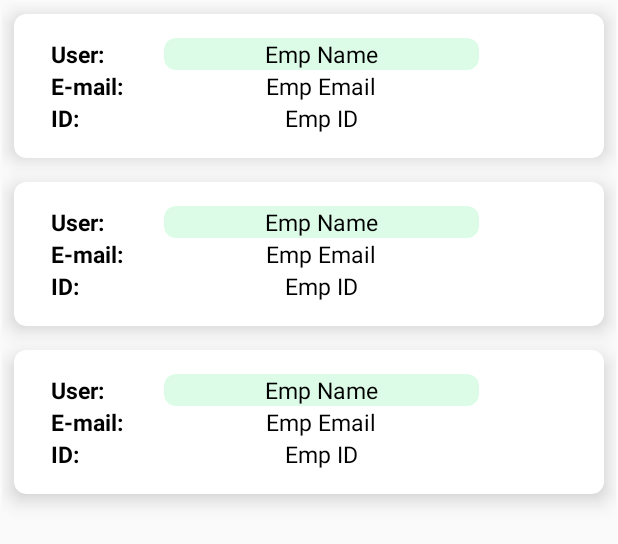
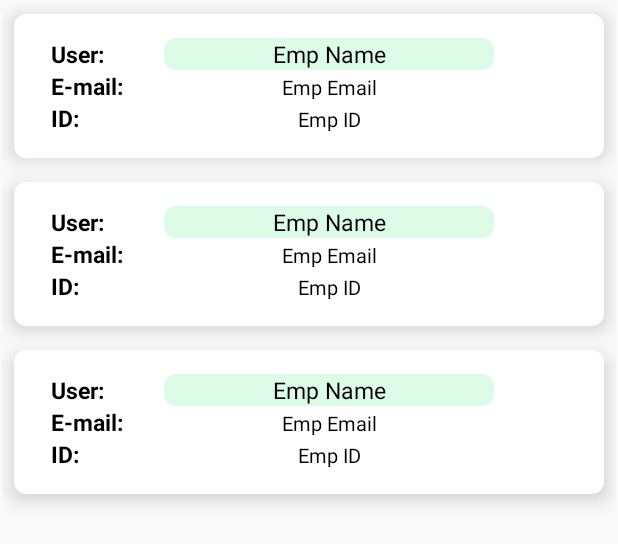
Before and after one commit to theualves/ProjetoAndroidStudioKotlin, an Android app: the layout activity_lista_usuario.xml on its own in the app's theme, with its tools: preview values and no code run, on a phone screen of 412 x 824 dp. Shown: the top 544 px of the screen. Run offline under Robolectric (Android 15) with nearby library versions, the phone set to English and light mode, and no system bars.

Commit message:
Pequenas mudanças nas emp_list

```diff
--- a/app/src/main/res/layout/emp_list_item.xml
+++ b/app/src/main/res/layout/emp_list_item.xml
@@ -29,7 +29,7 @@
 
             <TextView
                 android:id="@+id/tvEmpName"
-                android:layout_width="210dp"
+                android:layout_width="220dp"
                 android:layout_height="wrap_content"
                 android:gravity="center"
                 android:text="Emp Name"
@@ -55,12 +55,12 @@
 
             <TextView
                 android:id="@+id/tvEmpEmail"
-                android:layout_width="210dp"
+                android:layout_width="220dp"
                 android:layout_height="wrap_content"
                 android:gravity="center"
                 android:text="Emp Email"
                 android:textColor="@color/black"
-                android:textSize="15sp" />
+                android:textSize="13sp" />
 
         </LinearLayout>
 
@@ -80,12 +80,12 @@
 
             <TextView
                 android:id="@+id/tvEmpId"
-                android:layout_width="210dp"
+                android:layout_width="220dp"
                 android:layout_height="wrap_content"
                 android:gravity="center"
                 android:text="Emp ID"
                 android:textColor="@color/black"
-                android:textSize="15sp" />
+                android:textSize="13sp" />
 
         </LinearLayout>
 
```
Also changed, not shown: app/src/main/java/com/example/meuprojeto/EmpAdapter.kt (+0 -9 lines).
